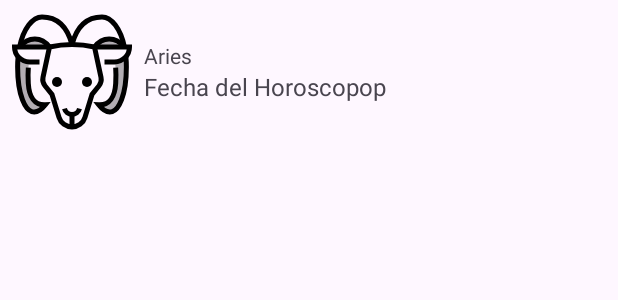
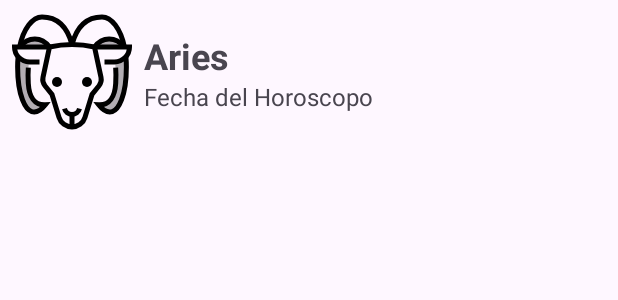
Before and after one commit to oscarlimachi/Zodiac, an Android app: the layout item_horoscope.xml on its own in the app's theme, with its tools: preview values and no code run, on a phone screen of 412 x 824 dp. Shown: the top 300 px of the screen. Run offline under Robolectric (Android 15) with nearby library versions, the phone set to English and light mode, and no system bars.

Commit message:
no acabado

```diff
--- a/app/src/main/java/com/example/zodiac/MainActivity.kt
+++ b/app/src/main/java/com/example/zodiac/MainActivity.kt
@@ -6,13 +6,14 @@ import androidx.appcompat.app.AppCompatActivity
 import androidx.core.view.ViewCompat
 import androidx.core.view.WindowInsetsCompat
 import androidx.recyclerview.widget.LinearLayoutManager
+import androidx.recyclerview.widget.RecyclerView
 import com.example.zodiac.data.Horoscope
 import com.example.zodiac.data.HoroscopeAdapter
 
 
 class MainActivity : AppCompatActivity() {
 
-    val horoscopeList = listOf(
+    val horoscopeList: List<Horoscope> = listOf(
         Horoscope("aries", R.string.horoscope_name_aries, R.string.horoscope_date_aries, R.drawable.aries_icon),
         Horoscope("taurus", R.string.horoscope_name_taurus, R.string.horoscope_date_taurus, R.drawable.taurus_icon),
         Horoscope("gemini", R.string.horoscope_name_gemini, R.string.horoscope_date_gemini, R.drawable.gemini_icon),
@@ -26,7 +27,7 @@ class MainActivity : AppCompatActivity() {
         Horoscope("aquarius", R.string.horoscope_name_aquarius, R.string.horoscope_date_aquarius, R.drawable.aquarius_icon),
         Horoscope("pisces", R.string.horoscope_name_pisces, R.string.horoscope_date_pisces, R.drawable.pisces_icon)
     )
-    lateinit var recyclerView
+    lateinit var recyclerView: RecyclerView
 
 
 
--- a/app/src/main/res/layout/activity_main.xml
+++ b/app/src/main/res/layout/activity_main.xml
@@ -9,7 +9,7 @@
     android:orientation="vertical">
     <androidx.recyclerview.widget.RecyclerView
         android:layout_width="match_parent"
-        android:layout_height="wrap_content"
+        android:layout_height="match_parent"
         android:id="@+id/recyclerView">
 
     </androidx.recyclerview.widget.RecyclerView>
--- a/app/src/main/res/layout/item_horoscope.xml
+++ b/app/src/main/res/layout/item_horoscope.xml
@@ -21,18 +21,18 @@
             android:id="@+id/nameTextView"
             android:layout_width="match_parent"
             android:layout_height="wrap_content"
-            android:text="Aries">
+            android:text="Aries"
+            android:textSize="24sp"
+            android:textStyle="bold">
 
         </TextView>
         <TextView
-            android:id="@+id/textTextView"
+            android:id="@+id/datesTextView"
             android:layout_width="match_parent"
             android:layout_height="wrap_content"
-            android:text="Fecha del Horoscopop"
-            android:textSize="16dp">
-
+            android:text="Fecha del Horoscopo"
+            android:textSize="16sp">
         </TextView>
     </LinearLayout>
 
-
 </LinearLayout>
```
